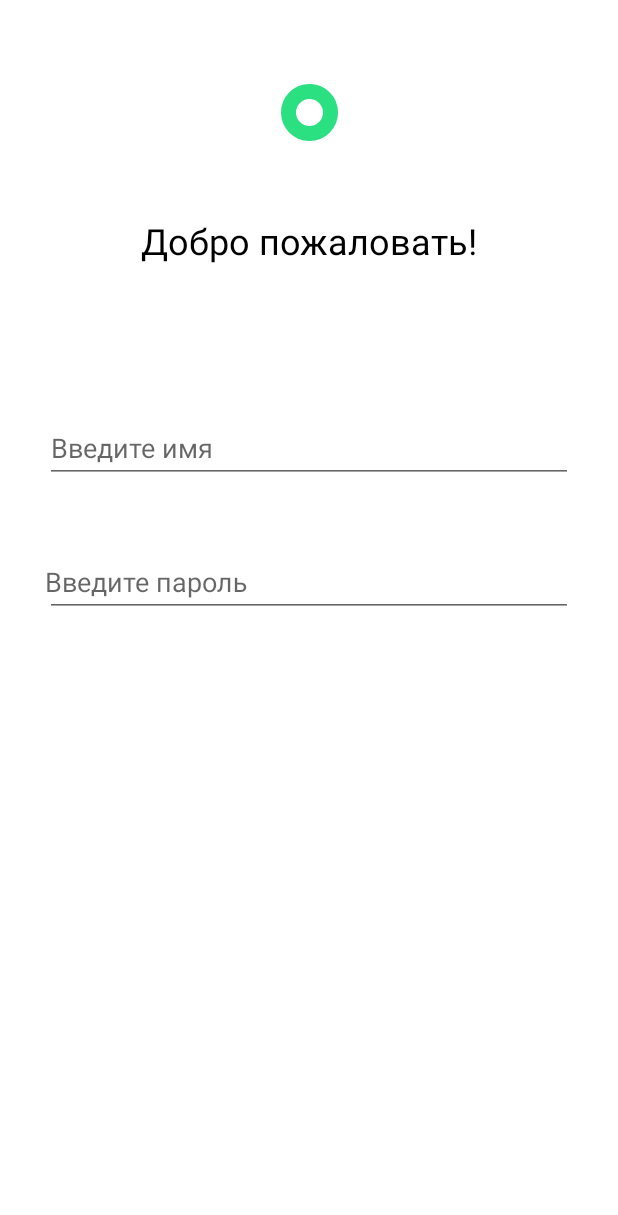
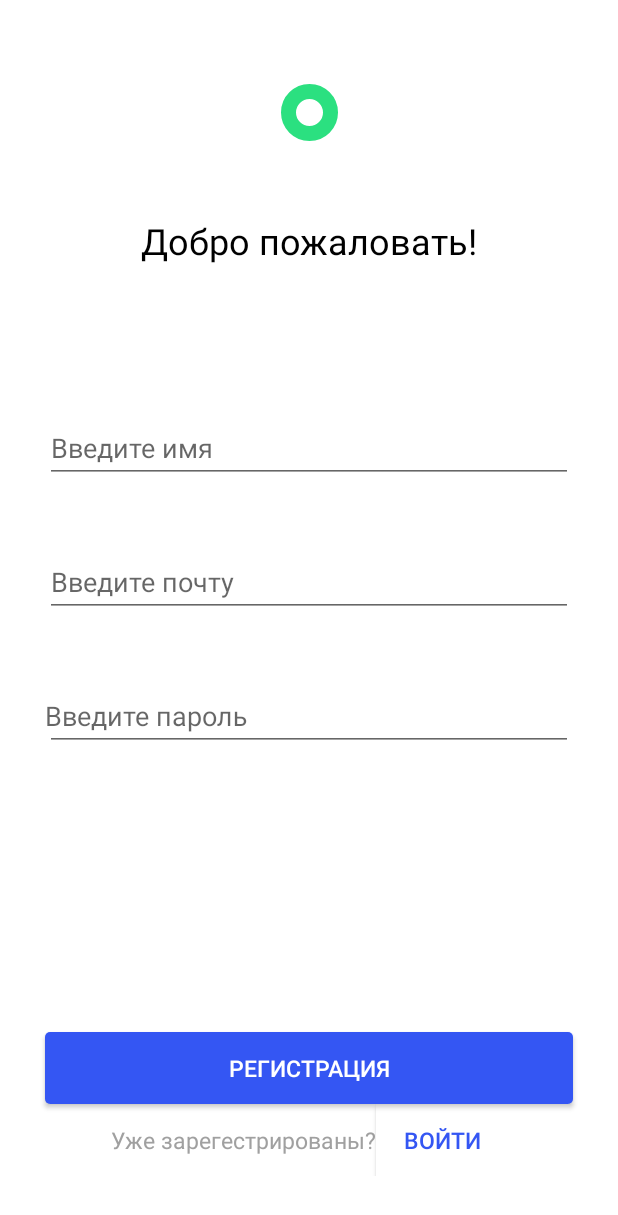
Before and after one commit to YarZav/MoviesAndroid, an Android app: the SignUpFragment screen opened through its navigation route, on a phone screen of 412 x 824 dp. Shown: the top 1215 px of the screen. Run offline under Robolectric (Android 15) with nearby library versions, the phone set to English and light mode, and no system bars.

```diff
--- a/app/build.gradle
+++ b/app/build.gradle
@@ -57,4 +57,7 @@ dependencies {
     // Mavigation
     implementation 'androidx.navigation:navigation-fragment-ktx:2.7.7'
     implementation 'androidx.navigation:navigation-ui-ktx:2.7.7'
+
+    // Networking
+    implementation 'com.google.code.gson:gson:2.8.8'
 }
--- a/app/src/main/AndroidManifest.xml
+++ b/app/src/main/AndroidManifest.xml
@@ -2,7 +2,9 @@
 <manifest xmlns:android="http://schemas.android.com/apk/res/android"
     xmlns:tools="http://schemas.android.com/tools">
 
+    <uses-permission android:name="android.permission.INTERNET" />
     <application
+        android:usesCleartextTraffic="true"
         android:allowBackup="true"
         android:dataExtractionRules="@xml/data_extraction_rules"
         android:fullBackupContent="@xml/backup_rules"
--- /dev/null
+++ b/app/src/main/res/drawable/royal_blue_corner_radius_3.xml
@@ -0,0 +1,6 @@
+<?xml version="1.0" encoding="utf-8"?>
+<shape
+    xmlns:android="http://schemas.android.com/apk/res/android">
+    <corners android:radius="3dp" />
+    <solid android:color="@color/royal_blue" />
+</shape>
--- a/app/src/main/res/layout/fragment_sign_up.xml
+++ b/app/src/main/res/layout/fragment_sign_up.xml
@@ -37,8 +37,9 @@
             app:layout_constraintStart_toStartOf="parent"
             app:layout_constraintTop_toBottomOf="@+id/button_landing" />
 
+        <!-- Name-->
         <com.google.android.material.textfield.TextInputLayout
-            android:id="@+id/login"
+            android:id="@+id/name"
             android:layout_width="match_parent"
             android:layout_height="wrap_content"
             android:layout_marginStart="30dp"
@@ -51,7 +52,7 @@
             app:layout_constraintTop_toBottomOf="@+id/textView">
 
             <androidx.appcompat.widget.AppCompatEditText
-                android:id="@+id/login_edit_text"
+                android:id="@+id/name_edit_text"
                 android:layout_width="match_parent"
                 android:layout_height="wrap_content"
                 android:inputType="textPersonName"
@@ -59,6 +60,30 @@
                 android:singleLine="true"/>
         </com.google.android.material.textfield.TextInputLayout>
 
+        <!-- email-->
+        <com.google.android.material.textfield.TextInputLayout
+            android:id="@+id/email"
+            android:layout_width="match_parent"
+            android:layout_height="wrap_content"
+            android:layout_marginStart="30dp"
+            android:layout_marginTop="24dp"
+            android:layout_marginEnd="30dp"
+            android:hint="@string/email_hint"
+            android:paddingTop="10dp"
+            app:layout_constraintEnd_toEndOf="parent"
+            app:layout_constraintStart_toStartOf="parent"
+            app:layout_constraintTop_toBottomOf="@+id/name">
+
+            <androidx.appcompat.widget.AppCompatEditText
+                android:id="@+id/email_edit_text"
+                android:layout_width="match_parent"
+                android:layout_height="wrap_content"
+                android:inputType="textEmailAddress"
+                android:paddingBottom="10dp"
+                android:singleLine="true"/>
+        </com.google.android.material.textfield.TextInputLayout>
+
+        <!-- password-->
         <com.google.android.material.textfield.TextInputLayout
             android:id="@+id/password"
             android:layout_width="match_parent"
@@ -70,7 +95,7 @@
             android:paddingTop="10dp"
             app:layout_constraintEnd_toEndOf="parent"
             app:layout_constraintStart_toStartOf="parent"
-            app:layout_constraintTop_toBottomOf="@+id/login">
+            app:layout_constraintTop_toBottomOf="@+id/email">
 
             <EditText
                 android:id="@+id/password_edit_text"
@@ -83,6 +108,67 @@
                 android:singleLine="true"/>
         </com.google.android.material.textfield.TextInputLayout>
 
+        <Button
+            android:id="@+id/button_sign_up"
+            android:layout_width="0dp"
+            android:layout_height="wrap_content"
+            android:layout_marginStart="30dp"
+            android:layout_marginEnd="30dp"
+            android:background="@drawable/royal_blue_corner_radius_3"
+            android:text="@string/sign_up"
+            android:textColor="@color/white"
+            android:textSize="15sp"
+            app:layout_constraintBottom_toTopOf="@+id/linearLayout"
+            app:layout_constraintEnd_toEndOf="parent"
+            app:layout_constraintHorizontal_bias="1.0"
+            app:layout_constraintStart_toStartOf="parent" />
+
+        <LinearLayout
+            android:id="@+id/linearLayout"
+            android:layout_width="wrap_content"
+            android:layout_height="48dp"
+            android:layout_marginBottom="40dp"
+            app:layout_constraintBottom_toBottomOf="parent"
+            app:layout_constraintEnd_toEndOf="parent"
+            app:layout_constraintStart_toStartOf="parent">
+
+            <TextView
+                android:id="@+id/textView4"
+                android:layout_width="wrap_content"
+                android:layout_height="48dp"
+                android:gravity="center"
+                android:text="@string/already_sign_in"
+                android:textColor="@color/star_dust"
+                android:textSize="15sp"
+                tools:layout_editor_absoluteX="22dp"
+                tools:layout_editor_absoluteY="551dp" />
+
+            <Button
+                android:id="@+id/button"
+                android:layout_width="wrap_content"
+                android:layout_height="48dp"
+                android:background="@color/white"
+                android:text="@string/sign_in"
+                android:textColor="@color/royal_blue"
+                android:textSize="15sp"
+                tools:layout_editor_absoluteX="199dp"
+                tools:layout_editor_absoluteY="566dp" />
+
+        </LinearLayout>
+
+        <ProgressBar
+            android:id="@+id/progress_bar"
+            style="@style/Base.Widget.AppCompat.ProgressBar"
+            android:layout_width="wrap_content"
+            android:layout_height="wrap_content"
+            android:layout_gravity="center"
+            android:indeterminate="true"
+            android:visibility="invisible"
+            app:layout_constraintBottom_toBottomOf="parent"
+            app:layout_constraintEnd_toEndOf="parent"
+            app:layout_constraintStart_toStartOf="parent"
+            app:layout_constraintTop_toTopOf="parent" />
+
     </androidx.constraintlayout.widget.ConstraintLayout>
 
 </FrameLayout>
--- a/app/src/main/res/values/strings.xml
+++ b/app/src/main/res/values/strings.xml
@@ -15,5 +15,7 @@
     <string name="github">GitHub</string>
     <string name="welcome">Добро пожаловать!</string>
     <string name="login_hint">Введите имя</string>
+    <string name="email_hint">Введите почту</string>
     <string name="password_hint">Введите пароль</string>
+    <string name="already_sign_in">Уже зарегестрированы?</string>
 </resources>
```
Also changed, not shown: app/src/main/java/com/example/movies/MainActivity.kt (+10 -11 lines), app/src/main/java/com/example/movies/SignUpFragment.kt (+38 -0 lines), app/src/main/java/com/example/movies/models/UserData.kt (added, +7 -0 lines), app/src/main/java/com/example/movies/netwroking/NetworkChecker.kt (added, +30 -0 lines), app/src/main/java/com/example/movies/netwroking/Netwroking.kt (added, +110 -0 lines), app/src/main/res/xml/network_security_config.xml (added, +7 -0 lines).
